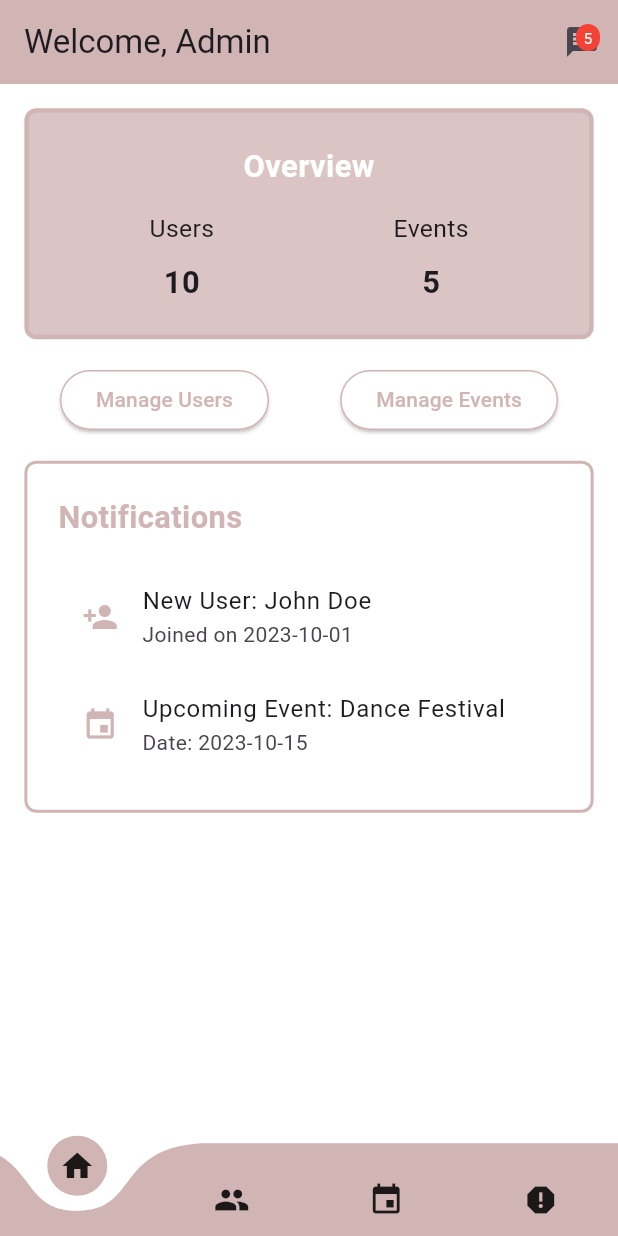
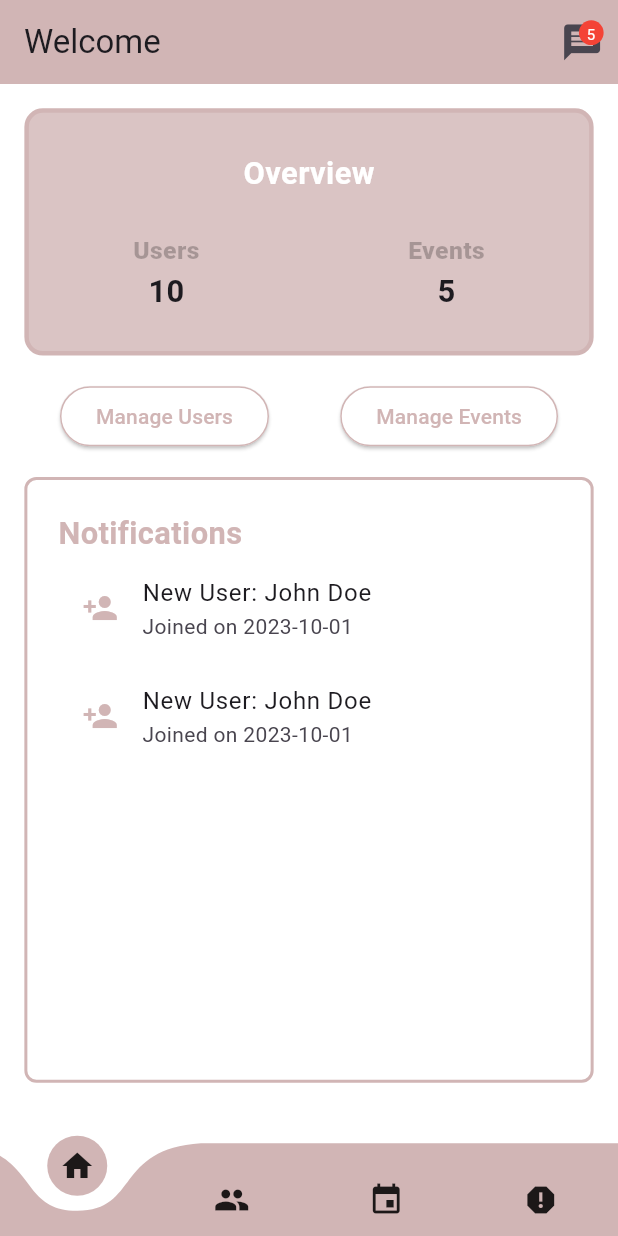
Before and after one commit to afniyafemin/kalakaar_admin, a Flutter app: the screen it shows once a user with an empty profile is signed in, on a phone screen of 412 x 824 dp. Run offline on Flutter 3.47's test engine with Material 3 defaults, Android fonts, the phone set to English and light mode, and no system bars; drawn by our look-alikes of curved_navigation_bar; our stand-ins replace cloud_firestore, firebase_auth, firebase_core; accounts and stored records are empty.

Commit message:
initial commit

```diff
--- a/lib/home/bottom_navigation_bar/custom_nav_bar.dart
+++ b/lib/home/bottom_navigation_bar/custom_nav_bar.dart
@@ -3,11 +3,10 @@ import 'package:flutter/material.dart';
 import 'package:kalakaar_admin/home/screens/events.dart';
 import 'package:kalakaar_admin/home/screens/homepage.dart';
 import 'package:kalakaar_admin/home/screens/report_page.dart';
-
 import '../../constants/color_constant.dart';
 import '../../main.dart';
-import '../../services/fetch_admin_data.dart';
 import '../screens/users.dart';
+
 
 class CustomNavBar extends StatefulWidget {
   const CustomNavBar({super.key});
@@ -15,10 +14,12 @@ class CustomNavBar extends StatefulWidget {
   @override
   State<CustomNavBar> createState() => _CustomNavBarState();
 }
-
 class _CustomNavBarState extends State<CustomNavBar> {
 
   int currentIndex=0;
+   // bool isNavBarVisible = true;
+  final FocusNode focusNode = FocusNode();
+
   List<Widget> pages = [
     Homepage(),
     Users(),
@@ -26,27 +27,9 @@ class _CustomNavBarState extends State<CustomNavBar> {
     ReportPage()
   ];
 
-
   @override
   Widget build(BuildContext context) {
     return Scaffold(
-      // appBar: AppBar(
-      //   backgroundColor: ClrConstant.primaryColor.withOpacity(0.5),
-      //     // title: FutureBuilder<String?>(
-      //     //   future: fetchAdminData(),
-      //     //   builder: (context, snapshot) {
-      //     //     if (snapshot.connectionState == ConnectionState.waiting) {
-      //     //       return Center(child: CircularProgressIndicator(),);
-      //     //     }else if (snapshot.hasError) {
-      //     //       return Center(child: Text("Error : ${snapshot.hasError}"),);
-      //     //     }  else if (snapshot.hasData) {
-      //     //       return Text("${snapshot.hasData}");
-      //     //     }else{
-      //     //       return Center(child: Text("no admin data found"));
-      //     //     }
-      //     //   },
-      //     // )
-      // ),
       backgroundColor: ClrConstant.whiteColor,
       body: pages[currentIndex],
       bottomNavigationBar: CurvedNavigationBar(
--- a/lib/home/login/login.dart
+++ b/lib/home/login/login.dart
@@ -1,9 +1,9 @@
 
 import 'package:flutter/material.dart';
+import 'package:kalakaar_admin/home/bottom_navigation_bar/custom_nav_bar.dart';
 import 'package:kalakaar_admin/services/sign_in.dart';
 import '../../constants/color_constant.dart';
 import '../../main.dart';
-import '../side_bar/side_bar.dart';
 
 
 
@@ -115,7 +115,7 @@ class _LoginState extends State<Login> {
                     if (emailController.text == "kalakaaradmin@gmail.com" && passwordController.text == "adminkalakaaradmin") {
                       await signin(emailController.text, passwordController.text);
                       // Navigate to the admin dashboard or sidebar
-                      Navigator.pushReplacement(context, MaterialPageRoute(builder: (context) => SideBarXScreen()));
+                      Navigator.pushReplacement(context, MaterialPageRoute(builder: (context) => CustomNavBar()));
                     } else {
                       // Show error message for incorrect credentials
                       ScaffoldMessenger.of(context).showSnackBar(SnackBar(content: Text("Invalid admin credentials")));
--- a/lib/home/login/stream_page.dart
+++ b/lib/home/login/stream_page.dart
@@ -2,7 +2,6 @@ import 'package:firebase_auth/firebase_auth.dart';
 import 'package:flutter/material.dart';
 import 'package:kalakaar_admin/home/bottom_navigation_bar/custom_nav_bar.dart';
 import 'package:kalakaar_admin/home/login/login.dart';
-import 'package:kalakaar_admin/home/side_bar/side_bar.dart';
 
 class StreamPage extends StatefulWidget {
   const StreamPage({super.key});
--- a/lib/home/screens/homepage.dart
+++ b/lib/home/screens/homepage.dart
@@ -1,6 +1,6 @@
 import 'package:flutter/material.dart';
 import 'package:kalakaar_admin/constants/image_constant.dart';
-import 'package:kalakaar_admin/home/screens/table_screen.dart';
+import 'package:kalakaar_admin/home/screens/users_list.dart';
 import 'package:kalakaar_admin/home/screens/events.dart';
 import 'package:kalakaar_admin/home/screens/users.dart';
 import 'package:kalakaar_admin/message/message_page.dart';
@@ -55,7 +55,7 @@ class _HomepageState extends State<Homepage> {
             } else if (snapshot.hasError) {
               return Center(child: Text("Error: ${snapshot.error}"));
             } else if (snapshot.hasData) {
-              return Text("Welcome, Admin");
+              return Text("Welcome");
             } else {
               return Text("No admin data found");
             }
@@ -66,25 +66,26 @@ class _HomepageState extends State<Homepage> {
             icon: Stack(
               alignment: Alignment.center,
               children: [
-                Icon(Icons.message),
+                Icon(Icons.message,size: width*0.07,),
                 if (eventCount > 0) // Show badge if there are unread messages
                   Positioned(
                     right: 0,
                     top: 0,
                     child: Container(
+                      height: height*0.02,
+                      width: width*0.04,
                       padding: EdgeInsets.all(2),
                       decoration: BoxDecoration(
                         color: Colors.red,
                         borderRadius: BorderRadius.circular(10),
                       ),
-                      constraints: BoxConstraints(
-                        minWidth: 16,
-                        minHeight: 16,
-                      ),
+
+                      child: Center(
                         child: Text(
                           eventCount.toString(),
                           style: TextStyle(color: Colors.white, fontSize: 10),
                           textAlign: TextAlign.center,
+                        ),
                       ),
                     ),
                   ),
@@ -105,24 +106,16 @@ class _HomepageState extends State<Homepage> {
               padding: const EdgeInsets.all(8.0),
               child: Column(
                   children: [
-                    // Overview Section
                     Container(
+                      height: height*0.2,
                       decoration: BoxDecoration(
-                        // boxShadow: [
-                        //   BoxShadow(
-                        //     color: ClrConstant.primaryColor,
-                        //     offset: Offset(0, 3),
-                        //     blurRadius: 1,
-                        //     spreadRadius: 2
-                        //   )
-                        // ],
                         border:
                             Border.all(color: ClrConstant.primaryColor, width: 3),
-                        borderRadius: BorderRadius.circular(8),
+                        borderRadius: BorderRadius.circular(width*0.03),
                         color: ClrConstant.primaryColor.withOpacity(0.8),
                       ),
-                      padding: EdgeInsets.all(width * 0.05),
                       child: Column(
+                        mainAxisAlignment: MainAxisAlignment.spaceEvenly,
                         children: [
                           Text(
                             "Overview",
@@ -132,15 +125,18 @@ class _HomepageState extends State<Homepage> {
                               fontWeight: FontWeight.bold,
                             ),
                           ),
-                          SizedBox(height: height * 0.02),
                           Row(
                             mainAxisAlignment: MainAxisAlignment.spaceAround,
                             children: [
                               Column(
                                 children: [
                                   Text("Users",
-                                      style: TextStyle(fontSize: width * 0.04)),
-                                  SizedBox(height: height * 0.01),
+                                      style: TextStyle(
+                                          fontSize: width * 0.04,
+                                        fontWeight: FontWeight.w900,
+                                        color: ClrConstant.blackColor.withOpacity(0.25)
+                                      )
+                                  ),
                                   Text(userCount.toString(),
                                       style: TextStyle(
                                           fontSize: width * 0.05,
@@ -150,8 +146,12 @@ class _HomepageState extends State<Homepage> {
                               Column(
                                 children: [
                                   Text("Events",
-                                      style: TextStyle(fontSize: width * 0.04)),
-                                  SizedBox(height: height * 0.01),
+                                      style: TextStyle(
+                                          fontSize: width * 0.04,
+                                          fontWeight: FontWeight.w900,
+                                          color: ClrConstant.blackColor.withOpacity(0.25)
+                                      )
+                                  ),
                                   Text(eventCount.toString(),
                                       style: TextStyle(
                                           fontSize: width * 0.05,
@@ -163,10 +163,7 @@ class _HomepageState extends State<Homepage> {
                         ],
                       ),
                     ),
-                    SizedBox(
-                        height: height *
-                            0.02), // Space between overview and navigation
-                    // Navigation Section
+                    SizedBox(height: height * 0.02),
                     Row(
                       mainAxisAlignment: MainAxisAlignment.spaceAround,
                       children: [
@@ -203,10 +200,7 @@ class _HomepageState extends State<Homepage> {
                         ),
                       ],
                     ),
-                    SizedBox(
-                        height: height *
-                            0.02), // Space between navigation and notifications
-                    // Notification Section
+                    SizedBox(height: height * 0.02), // Space between navigation and notifications
                     Container(
                       padding: EdgeInsets.all(width * 0.05),
                       decoration: BoxDecoration(
@@ -226,21 +220,22 @@ class _HomepageState extends State<Homepage> {
                               fontWeight: FontWeight.bold,
                             ),
                           ),
-                          SizedBox(height: height * 0.02),
-                          // Example notifications
-                          ListTile(
+                          SingleChildScrollView(
+                            child: Container(
+                              height: height*0.4,
+                              child: ListView.builder(
+                                  itemBuilder: (context, index) {
+                                    return ListTile(
                                       leading: Icon(Icons.person_add,
                                           color: ClrConstant.primaryColor),
                                       title: Text("New User: John Doe"),
                                       subtitle: Text("Joined on 2023-10-01"),
+                                    );
+                                  },
+                                itemCount: 2,
                               ),
-                          ListTile(
-                            leading: Icon(Icons.event,
-                                color: ClrConstant.primaryColor),
-                            title: Text("Upcoming Event: Dance Festival"),
-                            subtitle: Text("Date: 2023-10-15"),
                             ),
-                          // Add more notifications as needed
+                          )
                         ],
                       ),
                     ),
--- a/lib/main.dart
+++ b/lib/main.dart
@@ -3,10 +3,7 @@ import 'package:firebase_core/firebase_core.dart';
 import 'package:flutter/material.dart';
 import 'package:kalakaar_admin/firebase_options.dart';
 import 'package:kalakaar_admin/home/login/stream_page.dart';
-import 'package:kalakaar_admin/home/side_bar/side_bar.dart';
-import 'package:kalakaar_admin/home/splash/splash.dart';
 
-import 'home/screens/table_screen.dart';
 
 void main() async {
   WidgetsFlutterBinding.ensureInitialized();
```
Also changed, not shown: lib/home/screens/events.dart (+9 -9 lines), lib/home/screens/users.dart (+4 -4 lines), lib/home/screens/users_list.dart (renamed from lib/home/screens/table_screen.dart, +13 -10 lines), lib/home/side_bar/side_bar.dart (deleted, +0 -145 lines). Lines whose indentation alone changed are shown as unchanged.
